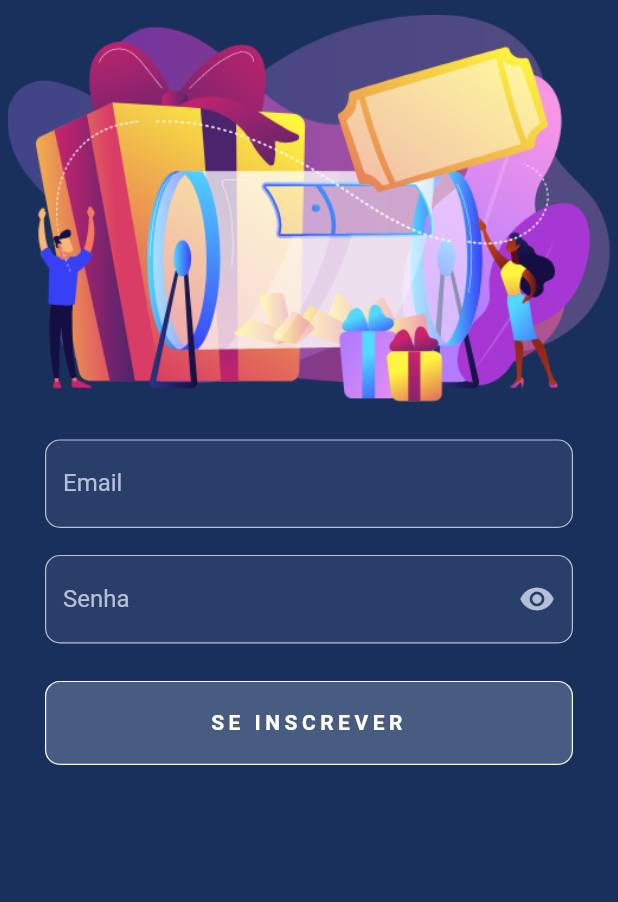
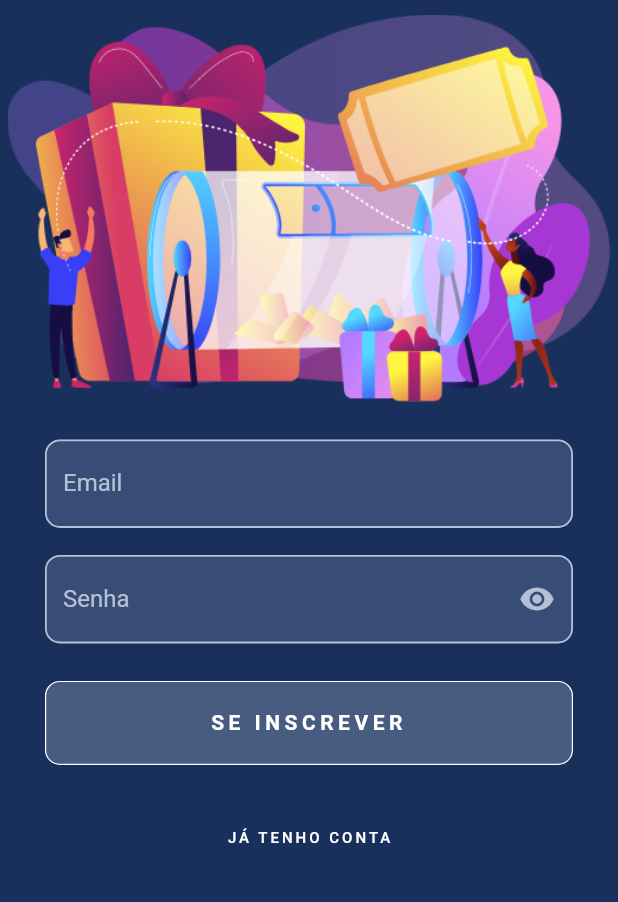
Before and after one commit to rodrigogalhardo/refe_ai, a Flutter app: the LoginScreen screen opened directly, on a phone screen of 412 x 824 dp, the part 135-1037 px from its top. Run offline on Flutter 3.47's test engine with Material 2 defaults, Android fonts, the phone set to English and light mode, and no system bars; our stand-ins replace font_awesome_flutter, splashscreen.

Commit message:
tela de login estilizada : Texto e fluxo de login

```diff
--- a/lib/views/Login/Login.dart
+++ b/lib/views/Login/Login.dart
@@ -1,6 +1,7 @@
 import 'package:flutter/material.dart';
 import 'package:font_awesome_flutter/font_awesome_flutter.dart';
 import 'package:rife_ai/Theme.dart';
+import 'package:rife_ai/views/Login/Signup.dart';
 
 class LoginScreen extends StatefulWidget {
   @override
@@ -82,7 +83,7 @@ class _LoginScreenState extends State<LoginScreen> {
                                       transparentButton, //Color of the border
                                   style:
                                       BorderStyle.solid, //Style of the border
-                                  width: 0.8, //width of the border
+                                  width: 1.2, //width of the border
                                 ),
                               ),
                               filled: true,
@@ -90,7 +91,7 @@ class _LoginScreenState extends State<LoginScreen> {
                               labelStyle: TextStyle(
                                 color: transparentButton,
                               ),
-                              fillColor: transparentButton.withOpacity(0.1),
+                              fillColor: transparentButton.withOpacity(0.2),
                               hoverColor: transparentButton,
                               focusColor: transparentButton,
                               focusedBorder: OutlineInputBorder(
@@ -100,7 +101,7 @@ class _LoginScreenState extends State<LoginScreen> {
                                       transparentButton, //Color of the border
                                   style:
                                       BorderStyle.solid, //Style of the border
-                                  width: 0.8, //width of the border
+                                  width: 1.2, //width of the border
                                 ),
                               ),
                               border: OutlineInputBorder(),
@@ -146,7 +147,7 @@ class _LoginScreenState extends State<LoginScreen> {
                                       transparentButton, //Color of the border
                                   style:
                                       BorderStyle.solid, //Style of the border
-                                  width: 0.8, //width of the border
+                                  width: 1.2, //width of the border
                                 ),
                               ),
                               filled: true,
@@ -154,7 +155,7 @@ class _LoginScreenState extends State<LoginScreen> {
                               labelStyle: TextStyle(
                                 color: transparentButton,
                               ),
-                              fillColor: transparentButton.withOpacity(0.1),
+                              fillColor: transparentButton.withOpacity(0.2),
                               hoverColor: transparentButton,
                               focusColor: transparentButton,
                               focusedBorder: OutlineInputBorder(
@@ -164,7 +165,7 @@ class _LoginScreenState extends State<LoginScreen> {
                                       transparentButton, //Color of the border
                                   style:
                                       BorderStyle.solid, //Style of the border
-                                  width: 0.8, //width of the border
+                                  width: 1.2, //width of the border
                                 ),
                               ),
                               border: OutlineInputBorder(),
@@ -228,6 +229,49 @@ class _LoginScreenState extends State<LoginScreen> {
                         ],
                       ),
                     ),
+                    Container(
+                      width: MediaQuery.of(context).size.width,
+                      margin: const EdgeInsets.only(
+                          left: 30.0, right: 30.0, top: 25.0),
+                      alignment: Alignment.center,
+                      child: Row(
+                        children: <Widget>[
+                          new Expanded(
+                            child: new FlatButton(
+                              onPressed: () {
+                                Navigator.of(context).push(
+                                  PageRouteBuilder(
+                                    pageBuilder: (_, __, ___) =>
+                                        new SignupScreen(),
+                                    transitionDuration:
+                                        Duration(milliseconds: 300),
+
+                                    /// Set animation with opacity
+                                    transitionsBuilder: (_,
+                                        Animation<double> animation,
+                                        __,
+                                        Widget child) {
+                                      return Opacity(
+                                        opacity: animation.value,
+                                        child: child,
+                                      );
+                                    },
+                                  ),
+                                );
+                              },
+                              child: new Text(
+                                "Já tenho conta".toUpperCase(),
+                                style: TextStyle(
+                                  color: Colors.white,
+                                  letterSpacing: 2.0,
+                                  fontSize: 10.0,
+                                ),
+                              ),
+                            ),
+                          ),
+                        ],
+                      ),
+                    ),
                   ],
                 ),
               ),
```
